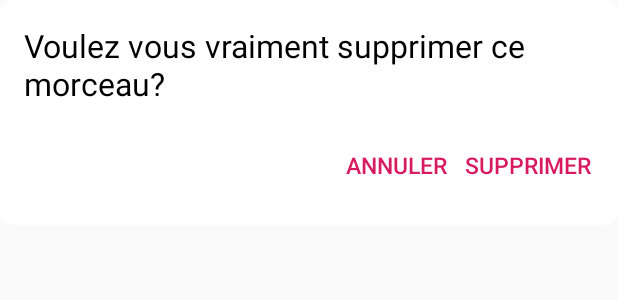
After one commit to Krawist/KrawistPlayer, an Android app: the layout delete_dialog_layout.xml on its own in the app's theme, with its tools: preview values and no code run, on a phone screen of 412 x 824 dp. The commit adds this screen. Shown: the top 300 px of the screen. Run offline under Robolectric (Android 15) with nearby library versions, the phone set to English and light mode, and no system bars.

Commit message:
corrections de quelques petit souci

```diff
--- a/app/src/main/java/com/example/krawist/krawistmediaplayer/adapter/AlbumAdapter.java
+++ b/app/src/main/java/com/example/krawist/krawistmediaplayer/adapter/AlbumAdapter.java
@@ -137,5 +137,11 @@ public class AlbumAdapter extends RecyclerView.Adapter {
                 }
             });
         }
+
+    }
+
+    public void swapItems(ArrayList<Album> list){
+        this.listOfAlbum = list;
+        notifyDataSetChanged();
     }
 }
--- a/app/src/main/java/com/example/krawist/krawistmediaplayer/adapter/AlbumSongsAdapter.java
+++ b/app/src/main/java/com/example/krawist/krawistmediaplayer/adapter/AlbumSongsAdapter.java
@@ -148,4 +148,9 @@ public class AlbumSongsAdapter extends RecyclerView.Adapter{
             }
         }
     }
+
+    public void removeItem(int position){
+        listOfMusic.remove(position);
+        notifyItemRemoved(position);
+    }
 }
--- a/app/src/main/java/com/example/krawist/krawistmediaplayer/adapter/AllMusicAdapter.java
+++ b/app/src/main/java/com/example/krawist/krawistmediaplayer/adapter/AllMusicAdapter.java
@@ -98,4 +98,9 @@ public class AllMusicAdapter extends RecyclerView.Adapter {
 
         }
     }
+
+    public void removeItem(int position){
+        listOfSong.remove(position);
+        notifyItemRemoved(position);
+    }
 }
--- a/app/src/main/java/com/example/krawist/krawistmediaplayer/service/PlayerService.java
+++ b/app/src/main/java/com/example/krawist/krawistmediaplayer/service/PlayerService.java
@@ -354,10 +354,11 @@ public class PlayerService extends Service {
 
         @Override
         public void onFinish() {
-            stopForeground(true);
+            stopForeground(false);
             stopSelf();
         }
     };
+
 
     public int setMusicRepeatMode(){
         if(looping==SONG_IS_NOT_LOOPING){
@@ -396,7 +397,6 @@ public class PlayerService extends Service {
             if(mediaPlayer!=null){
                 musique = listOfSong.get(currentSongPosition);
                 mediaPlayer.stop();
-                isPlaying = false;
                 mediaPlayer = MediaPlayer.create(getBaseContext(),Uri.parse(musique.getMusicPath()));
                 if(isPlaying){
                     mediaPlayer.start();
@@ -417,7 +417,6 @@ public class PlayerService extends Service {
             musique = listOfSong.get(currentSongPosition);
             if(mediaPlayer!=null){
                 mediaPlayer.stop();
-                isPlaying = false;
                 mediaPlayer = MediaPlayer.create(getBaseContext(),Uri.parse(musique.getMusicPath()));
                 if(isPlaying){
                     mediaPlayer.start();
--- /dev/null
+++ b/app/src/main/res/drawable/delete_dialog_background.xml
@@ -0,0 +1,5 @@
+<?xml version="1.0" encoding="utf-8"?>
+<shape xmlns:android="http://schemas.android.com/apk/res/android">
+    <solid android:color="@android:color/white"/>
+    <corners android:radius="10dp"/>
+</shape>
--- /dev/null
+++ b/app/src/main/res/layout/delete_dialog_layout.xml
@@ -0,0 +1,46 @@
+<?xml version="1.0" encoding="utf-8"?>
+<LinearLayout
+    xmlns:android="http://schemas.android.com/apk/res/android"
+    android:layout_width="wrap_content"
+    android:layout_height="wrap_content"
+    android:padding="16dp"
+    android:orientation="vertical"
+    android:background="@drawable/delete_dialog_background">
+
+
+    <TextView
+        android:id="@+id/textview_delete_dialog_content"
+        android:layout_width="match_parent"
+        android:text="@string/delete_dialog_content"
+        android:layout_height="wrap_content"
+        android:textSize="@dimen/dialog_title_text_size"
+        android:textColor="@android:color/black"
+        android:layout_marginBottom="@dimen/fab_margin"/>
+
+    <RelativeLayout
+        android:layout_width="match_parent"
+        android:layout_height="wrap_content">
+
+        <Button
+            android:id="@+id/button_delete_dialog_validate"
+            android:layout_width="wrap_content"
+            android:layout_height="wrap_content"
+            android:layout_alignParentRight="true"
+            android:text="@string/delete_dialog_validate_button_label"
+            android:background="@color/transparent"
+            android:textColor="@color/colorAccent"
+            android:textSize="@dimen/dialog_button_text_size"/>
+
+        <Button
+            android:id="@+id/button_delete_dialog_cancel"
+            android:layout_width="wrap_content"
+            android:layout_height="wrap_content"
+            android:layout_toLeftOf="@id/button_delete_dialog_validate"
+            android:text="@string/delete_dialog_cancel_button_label"
+            android:background="@color/transparent"
+            android:textColor="@color/colorAccent"
+            android:textSize="@dimen/dialog_button_text_size"/>
+
+    </RelativeLayout>
+
+</LinearLayout>
--- a/app/src/main/res/layout/fragment_base_layout.xml
+++ b/app/src/main/res/layout/fragment_base_layout.xml
@@ -3,6 +3,7 @@
     xmlns:tools="http://schemas.android.com/tools"
     android:layout_width="match_parent"
     android:layout_height="match_parent"
+    xmlns:app="http://schemas.android.com/apk/res-auto"
     tools:context=".fragment.AllMusicFragment"
     android:background="@android:color/white">
 
@@ -10,6 +11,8 @@
     <android.support.v7.widget.RecyclerView
         android:id="@+id/recyclerview"
         android:layout_width="match_parent"
-        android:layout_height="match_parent" />
+        android:layout_height="match_parent"
+        android:scrollbars="vertical"
+        android:scrollbarThumbVertical="@drawable/scrollbar_aspect"/>
 
 </FrameLayout>
--- a/app/src/main/res/values/dimens.xml
+++ b/app/src/main/res/values/dimens.xml
@@ -3,4 +3,7 @@
 
     <dimen name="allmusic_music_title_size">16sp</dimen>
     <dimen name="allmusic_music_artist_size">12sp</dimen>
+    <dimen name="dialog_title_text_size">21sp</dimen>
+    <dimen name="dialog_content_text_size">16sp</dimen>
+    <dimen name="dialog_button_text_size">15sp</dimen>
 </resources>
--- a/app/src/main/res/values/strings.xml
+++ b/app/src/main/res/values/strings.xml
@@ -1,5 +1,5 @@
 <resources>
-    <string name="app_name">KrawistMediaPlayer</string>
+    <string name="app_name">KrawistMusic</string>
     <string name="action_settings">Settings</string>
 
     <!-- TODO: Remove or change this placeholder text -->
@@ -12,4 +12,8 @@
     <string name="action_share">Partager</string>
     <string name="action_delete">Supprimer</string>
     <string name="action_detail">Detail</string>
+
+    <string name="delete_dialog_content">Voulez vous vraiment supprimer ce morceau?</string>
+    <string name="delete_dialog_cancel_button_label">Annuler</string>
+    <string name="delete_dialog_validate_button_label">Supprimer</string>
 </resources>
```
Also changed, not shown: app/src/main/java/com/example/krawist/krawistmediaplayer/activity/DetailAlbum.java (+38 -18 lines), app/src/main/java/com/example/krawist/krawistmediaplayer/activity/MainActivity.java (+6 -4 lines), app/src/main/java/com/example/krawist/krawistmediaplayer/activity/PlayingMusic.java (+5 -3 lines), app/src/main/java/com/example/krawist/krawistmediaplayer/adapter/PageAdapter.java (+11 -1 lines), app/src/main/java/com/example/krawist/krawistmediaplayer/fragment/AlbumFragment.java (+9 -2 lines), app/src/main/java/com/example/krawist/krawistmediaplayer/fragment/AllMusicFragment.java (+46 -17 lines), app/src/main/java/com/example/krawist/krawistmediaplayer/fragment/DetailAlbumFragment.java (+76 -18 lines), app/src/main/java/com/example/krawist/krawistmediaplayer/helper/Helper.java (+42 -0 lines), app/src/main/res/drawable/scrollbar_aspect.xml (added, +11 -0 lines).
